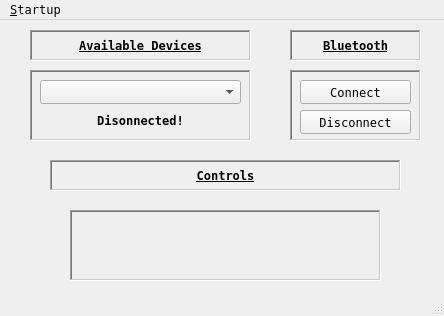
Qt form phoneaudiolink.ui (PolymorphicAgent/PhoneAudioLink) before a commit.
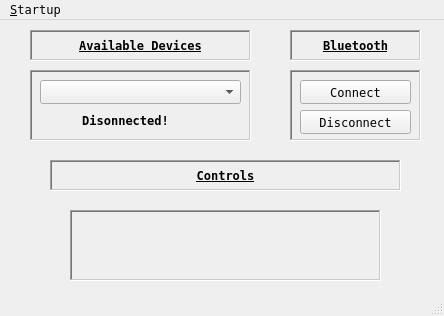
The same form after that commit. Icons and pictures are not drawn. Custom widgets are drawn as their Qt base class.

What changed in the file:
```diff
--- a/phoneaudiolink.ui
+++ b/phoneaudiolink.ui
@@ -164,7 +164,7 @@
       <rect>
        <x>20</x>
        <y>40</y>
-       <width>181</width>
+       <width>151</width>
        <height>21</height>
       </rect>
      </property>
```
Left out of the diff: 21 changed lines with no effect on the pictures.
